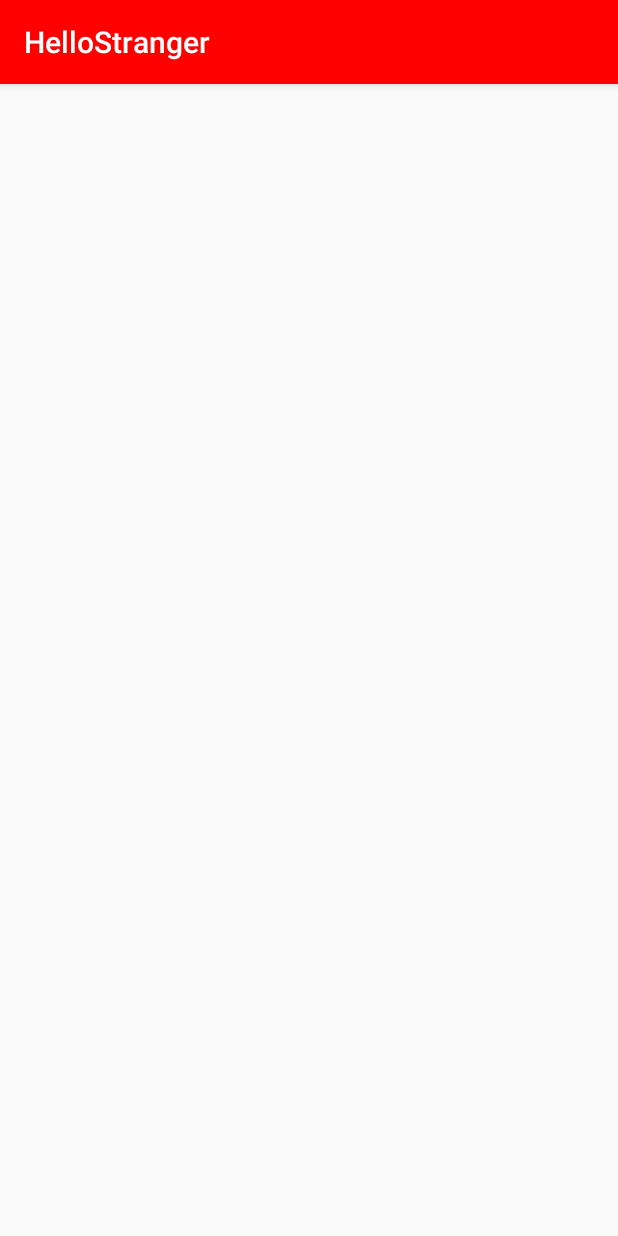
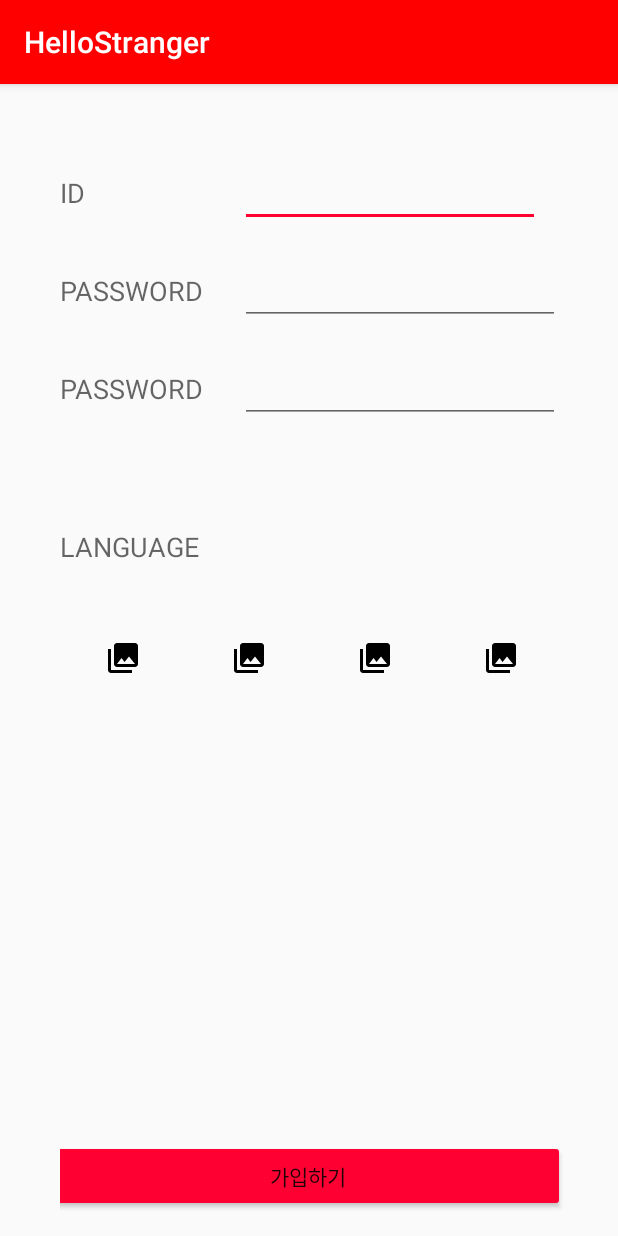
Before and after one commit to hojunyoo/HelloStranger, an Android app: the JoinActivity screen opened directly, with no data from a screen before it, on a phone screen of 412 x 824 dp. Run offline under Robolectric (Android 15) with nearby library versions, the phone set to English and light mode, and no system bars.

Commit message:
join activity layout 완료. activity_setting_taboo.xml 추가 및 작업 진행 중

```diff
--- a/app/src/main/res/layout/activity_join.xml
+++ b/app/src/main/res/layout/activity_join.xml
@@ -4,9 +4,141 @@
     android:layout_width="match_parent"
     android:layout_height="match_parent"
     android:paddingBottom="@dimen/activity_vertical_margin"
-    android:paddingLeft="@dimen/activity_horizontal_margin"
-    android:paddingRight="@dimen/activity_horizontal_margin"
-    android:paddingTop="@dimen/activity_vertical_margin"
+    android:paddingLeft="40dp"
+    android:paddingRight="30dp"
+    android:paddingTop="50dp"
     tools:context="com.example.secpc.hellostranger.activity.JoinActivity">
 
+    <LinearLayout
+        android:orientation="vertical"
+        android:layout_width="match_parent"
+        android:layout_height="wrap_content">
+
+        <LinearLayout
+            android:orientation="horizontal"
+            android:layout_width="wrap_content"
+            android:layout_height="wrap_content">
+
+            <TextView
+                android:layout_width="100dp"
+                android:layout_height="wrap_content"
+                android:textAppearance="?android:attr/textAppearanceMedium"
+                android:text="ID"
+                android:id="@+id/textView4" />
+
+            <EditText
+                android:layout_width="200dp"
+                android:layout_height="wrap_content"
+               android:layout_marginLeft="20dp"
+                android:id="@+id/editText" />
+
+        </LinearLayout>
+
+        <LinearLayout
+            android:orientation="horizontal"
+            android:layout_width="wrap_content"
+            android:layout_height="wrap_content"
+            android:layout_marginTop="20dp" >
+
+            <TextView
+                android:layout_width="100dp"
+                android:layout_height="wrap_content"
+                android:textAppearance="?android:attr/textAppearanceMedium"
+                android:text="PASSWORD"
+                android:id="@+id/textView7" />
+
+            <EditText
+                android:layout_width="wrap_content"
+                android:layout_height="wrap_content"
+                android:inputType="textPassword"
+                android:ems="10"
+                android:layout_marginLeft="20dp"
+                android:id="@+id/editText3" />
+        </LinearLayout>
+
+        <LinearLayout
+            android:orientation="horizontal"
+            android:layout_width="wrap_content"
+            android:layout_height="wrap_content"
+            android:layout_marginTop="20dp">
+
+            <TextView
+                android:layout_width="100dp"
+                android:layout_height="wrap_content"
+                android:textAppearance="?android:attr/textAppearanceMedium"
+                android:text="PASSWORD"
+                android:id="@+id/textView5" />
+
+            <EditText
+                android:layout_width="wrap_content"
+                android:layout_height="wrap_content"
+                android:inputType="textPassword"
+                android:ems="10"
+                android:layout_marginLeft="20dp"
+                android:id="@+id/editText2" />
+
+        </LinearLayout>
+
+        <TextView
+            android:layout_width="match_parent"
+            android:layout_height="wrap_content"
+            android:textAppearance="?android:attr/textAppearanceMedium"
+            android:text="LANGUAGE"
+            android:layout_marginTop="70dp"
+            android:id="@+id/textView6" />
+
+        <RelativeLayout
+            android:layout_width="wrap_content"
+            android:layout_height="wrap_content"
+            android:layout_marginTop="20dp"
+            >
+
+            <ImageButton
+                android:layout_width="wrap_content"
+                android:layout_height="wrap_content"
+                android:padding="30dp"
+                android:src="@drawable/ic_menu_gallery"
+                android:backgroundTint="@android:color/transparent"
+                android:id="@+id/JoinActivity_button_language_kor" />
+
+            <ImageButton
+                android:layout_width="wrap_content"
+                android:layout_height="wrap_content"
+                android:src="@drawable/ic_menu_gallery"
+                android:padding="30dp"
+                android:backgroundTint="@android:color/transparent"
+                android:layout_toRightOf="@+id/JoinActivity_button_language_kor"
+                android:id="@+id/JoinActivity_button_language_eng" />
+
+            <ImageButton
+                android:layout_width="wrap_content"
+                android:layout_height="wrap_content"
+                android:src="@drawable/ic_menu_gallery"
+                android:padding="30dp"
+                android:layout_toRightOf="@+id/JoinActivity_button_language_eng"
+                android:id="@+id/JoinActivity_button_language_chin"
+                android:backgroundTint="@android:color/transparent"
+                 />
+
+            <ImageButton
+                android:layout_width="wrap_content"
+                android:layout_height="wrap_content"
+                android:src="@drawable/ic_menu_gallery"
+                android:padding="30dp"
+                android:backgroundTint="@android:color/transparent"
+                android:layout_toRightOf="@+id/JoinActivity_button_language_chin"
+                android:id="@+id/JoinActivity_button_language_jan"
+                />
+        </RelativeLayout>
+    </LinearLayout>
+
+    <Button
+        android:layout_width="match_parent"
+        android:layout_height="wrap_content"
+        android:text="가입하기"
+        android:id="@+id/button5"
+        android:backgroundTint="@color/colorAccent"
+        android:layout_alignParentBottom="true"
+        android:layout_centerHorizontal="true" />
+
 </RelativeLayout>
```
Also changed, not shown: app/src/main/res/layout/activitiy_setting_taboo.xml (added, +95 -0 lines).
